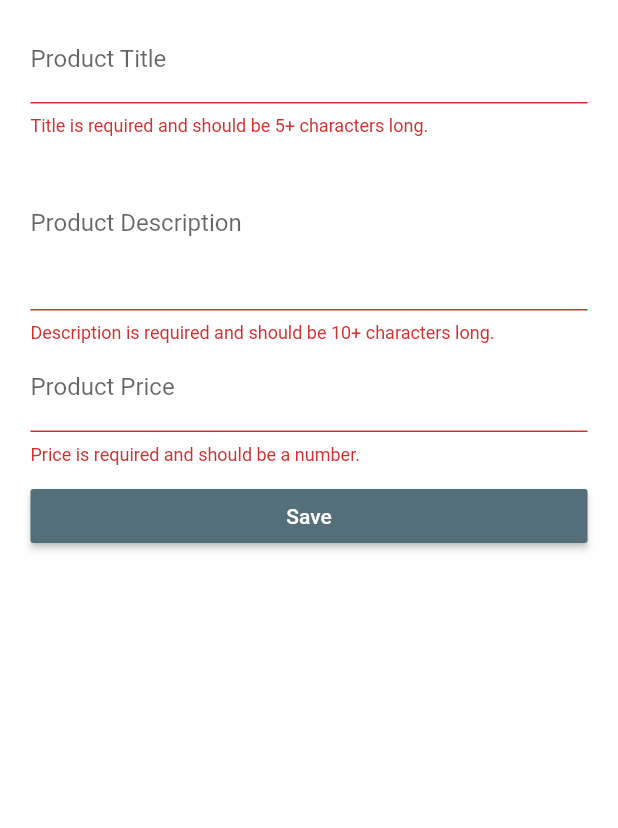
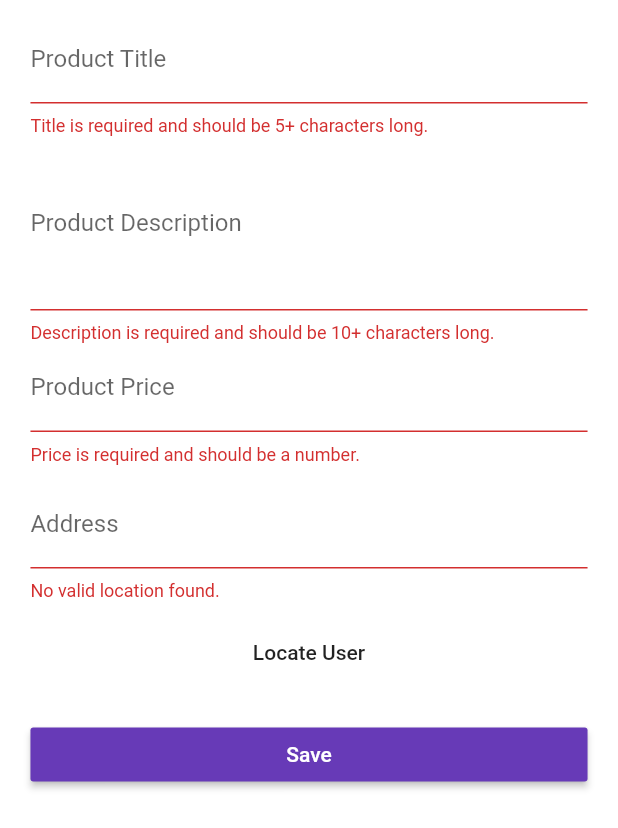
Before and after one commit to Isonomic/ReuralNet, a Flutter app: the ProductEditPage screen opened directly, after a tap on "Save", on a phone screen of 412 x 824 dp. Shown: the top 828 px of the screen. Run offline on Flutter 3.47's test engine with Material 2 defaults, Android fonts, the phone set to English and light mode, and no system bars; our stand-ins replace location, rxdart, shared_preferences; missing offline and left inert: map_view; accounts and stored records are empty; statements that could not run were skipped.

Commit message:
no bugs yet

```diff
--- /dev/null
+++ b/lib/models/location_data.dart
@@ -0,0 +1,7 @@
+class LocationData {
+  final double latitude;
+  final double longitude;
+  final String address;
+
+  LocationData({this.latitude, this.longitude, this.address});
+}
--- a/lib/models/product.dart
+++ b/lib/models/product.dart
@@ -1,4 +1,6 @@
 import 'package:flutter/material.dart';
+
+import './location_data.dart';
 
 class Product {
   final String id;
@@ -9,6 +11,7 @@ class Product {
   final bool isFavorite;
   final String userEmail;
   final String userId;
+  final LocationData location;
 
   Product(
       {@required this.id,
@@ -18,5 +21,6 @@ class Product {
       @required this.image,
       @required this.userEmail,
       @required this.userId,
+      @required this.location,
       this.isFavorite = false});
 }
--- a/lib/pages/product_edit.dart
+++ b/lib/pages/product_edit.dart
@@ -3,8 +3,10 @@ import 'package:flutter/material.dart';
 import 'package:scoped_model/scoped_model.dart';
 
 import '../widgets/helpers/ensure_visible.dart';
+import '../widgets/form_inputs/location.dart';
 import '../models/product.dart';
 import '../scoped-models/main.dart';
+import '../models/location_data.dart';
 
 class ProductEditPage extends StatefulWidget {
   @override
@@ -18,20 +20,34 @@ class _ProductEditPageState extends State<ProductEditPage> {
     'title': null,
     'description': null,
     'price': null,
-    'image': 'assets/food.jpg'
+    'image': 'assets/food.jpg',
+    'location': null
   };
   final GlobalKey<FormState> _formKey = GlobalKey<FormState>();
   final _titleFocusNode = FocusNode();
   final _descriptionFocusNode = FocusNode();
   final _priceFocusNode = FocusNode();
+  final _titleTextController = TextEditingController();
 
   Widget _buildTitleTextField(Product product) {
+    if (product == null && _titleTextController.text.trim() == '') {
+      _titleTextController.text = '';
+    } else if (product != null && _titleTextController.text.trim() == '') {
+      _titleTextController.text = product.title;
+    } else if (product != null && _titleTextController.text.trim() != '') {
+      _titleTextController.text = _titleTextController.text;
+    } else if (product == null && _titleTextController.text.trim() != '') {
+      _titleTextController.text = _titleTextController.text;
+    } else {
+      _titleTextController.text = '';
+    }
     return EnsureVisibleWhenFocused(
       focusNode: _titleFocusNode,
       child: TextFormField(
         focusNode: _titleFocusNode,
         decoration: InputDecoration(labelText: 'Product Title'),
-        initialValue: product == null ? '' : product.title,
+        controller: _titleTextController,
+        // initialValue: product == null ? '' : product.title,
         validator: (String value) {
           // if (value.trim().length <= 0) {
           if (value.isEmpty || value.length < 5) {
@@ -127,6 +143,10 @@ class _ProductEditPageState extends State<ProductEditPage> {
               SizedBox(
                 height: 10.0,
               ),
+              LocationInput(_setLocation, product),
+              SizedBox(
+                height: 10.0,
+              ),
               _buildSubmitButton(),
               // GestureDetector(
               //   onTap: _submitForm,
@@ -143,6 +163,10 @@ class _ProductEditPageState extends State<ProductEditPage> {
     );
   }
 
+  void _setLocation(LocationData locData) {
+    _formData['location'] = locData;
+  }
+
   void _submitForm(
       Function addProduct, Function updateProduct, Function setSelectedProduct,
       [int selectedProductIndex]) {
@@ -151,15 +175,11 @@ class _ProductEditPageState extends State<ProductEditPage> {
     }
     _formKey.currentState.save();
     if (selectedProductIndex == -1) {
-      addProduct(
-        _formData['title'],
-        _formData['description'],
-        _formData['image'],
-        _formData['price'],
-      ).then((bool success) {
+      addProduct(_titleTextController.text, _formData['description'],
+              _formData['image'], _formData['price'], _formData['location'])
+          .then((bool success) {
         if (success) {
-          Navigator
-              .pushReplacementNamed(context, '/products')
+          Navigator.pushReplacementNamed(context, '/products')
               .then((_) => setSelectedProduct(null));
         } else {
           showDialog(
@@ -180,12 +200,12 @@ class _ProductEditPageState extends State<ProductEditPage> {
       });
     } else {
       updateProduct(
-        _formData['title'],
+        _titleTextController.text,
         _formData['description'],
         _formData['image'],
         _formData['price'],
-      ).then((_) => Navigator
-          .pushReplacementNamed(context, '/products')
+        _formData['location'],
+      ).then((_) => Navigator.pushReplacementNamed(context, '/products')
           .then((_) => setSelectedProduct(null)));
     }
   }
--- a/lib/scoped-models/connected_products.dart
+++ b/lib/scoped-models/connected_products.dart
@@ -9,6 +9,7 @@ import 'package:rxdart/subjects.dart';
 import '../models/product.dart';
 import '../models/user.dart';
 import '../models/auth.dart';
+import '../models/location_data.dart';
 
 mixin ConnectedProductsModel on Model {
   List<Product> _products = [];
@@ -55,8 +56,8 @@ mixin ProductsModel on ConnectedProductsModel {
     return _showFavorites;
   }
 
-  Future<bool> addProduct(
-      String title, String description, String image, double price) async {
+  Future<bool> addProduct(String title, String description, String image,
+      double price, LocationData locData) async {
     _isLoading = true;
     notifyListeners();
     final Map<String, dynamic> productData = {
@@ -66,7 +67,10 @@ mixin ProductsModel on ConnectedProductsModel {
           'https://upload.wikimedia.org/wikipedia/commons/6/68/Chocolatebrownie.JPG',
       'price': price,
       'userEmail': _authenticatedUser.email,
-      'userId': _authenticatedUser.id
+      'userId': _authenticatedUser.id,
+      'loc_lat': locData.latitude,
+      'loc_lng': locData.longitude,
+      'loc_address': locData.address
     };
     try {
       final http.Response response = await http.post(
@@ -85,6 +89,7 @@ mixin ProductsModel on ConnectedProductsModel {
           description: description,
           image: image,
           price: price,
+          location: locData,
           userEmail: _authenticatedUser.email,
           userId: _authenticatedUser.id);
       _products.add(newProduct);
@@ -181,6 +186,10 @@ mixin ProductsModel on ConnectedProductsModel {
             description: productData['description'],
             image: productData['image'],
             price: productData['price'],
+            location: LocationData(
+                address: productData['loc_address'],
+                latitude: productData['loc_lat'],
+                longitude: productData['loc_lng']),
             userEmail: productData['userEmail'],
             userId: productData['userId'],
             isFavorite: productData['wishlistUsers'] == null
@@ -234,6 +243,7 @@ mixin ProductsModel on ConnectedProductsModel {
           description: selectedProduct.description,
           price: selectedProduct.price,
           image: selectedProduct.image,
+          location: selectedProduct.location,
           userEmail: selectedProduct.userEmail,
           userId: selectedProduct.userId,
           isFavorite: !newFavoriteStatus);
--- /dev/null
+++ b/lib/widgets/form_inputs/location.dart
@@ -0,0 +1,159 @@
+import 'dart:convert';
+import 'dart:async';
+import 'package:flutter/material.dart';
+
+import 'package:map_view/map_view.dart';
+import 'package:http/http.dart' as http;
+import 'package:location/location.dart' as geoloc;
+
+import '../helpers/ensure_visible.dart';
+import '../../models/location_data.dart';
+import '../../models/product.dart';
+
+class LocationInput extends StatefulWidget {
+  final Function setLocation;
+  final Product product;
+
+  LocationInput(this.setLocation, this.product);
+
+  @override
+  State<StatefulWidget> createState() {
+    return _LocationInputState();
+  }
+}
+
+class _LocationInputState extends State<LocationInput> {
+  Uri _staticMapUri;
+  LocationData _locationData;
+  final FocusNode _addressInputFocusNode = FocusNode();
+  final TextEditingController _addressInputController = TextEditingController();
+
+  @override
+  void initState() {
+    _addressInputFocusNode.addListener(_updateLocation);
+    if (widget.product != null) {
+      _getStaticMap(widget.product.location.address, geocode: false);
+    }
+    super.initState();
+  }
+
+  @override
+  void dispose() {
+    _addressInputFocusNode.removeListener(_updateLocation);
+    super.dispose();
+  }
+
+  void _getStaticMap(String address,
+      {bool geocode = true, double lat, double lng}) async {
+    if (address.isEmpty) {
+      setState(() {
+        _staticMapUri = null;
+      });
+      widget.setLocation(null);
+      return;
+    }
+    if (geocode) {
+      final Uri uri = Uri.https(
+        'maps.googleapis.com',
+        '/maps/api/geocode/json',
+        {'address': address, 'key': 'AIzaSyD5Jh6jMnpSe3I_WdVBIM85CKwWWJvAwg4'},
+      );
+      final http.Response response = await http.get(uri);
+      final decodedResponse = json.decode(response.body);
+      final formattedAddress =
+          decodedResponse['results'][0]['formatted_address'];
+      final coords = decodedResponse['results'][0]['geometry']['location'];
+      _locationData = LocationData(
+          address: formattedAddress,
+          latitude: coords['lat'],
+          longitude: coords['lng']);
+    } else if (lat == null && lng == null) {
+      _locationData = widget.product.location;
+    } else {
+      _locationData =
+          LocationData(address: address, latitude: lat, longitude: lng);
+    }
+    if (mounted) {
+      final StaticMapProvider staticMapViewProvider =
+          StaticMapProvider('AIzaSyD5Jh6jMnpSe3I_WdVBIM85CKwWWJvAwg4');
+      final Uri staticMapUri = staticMapViewProvider.getStaticUriWithMarkers([
+        Marker('position', 'Position', _locationData.latitude,
+            _locationData.longitude)
+      ],
+          center: Location(_locationData.latitude, _locationData.longitude),
+          width: 500,
+          height: 300,
+          maptype: StaticMapViewType.roadmap);
+      widget.setLocation(_locationData);
+
+      setState(() {
+        _addressInputController.text = _locationData.address;
+        _staticMapUri = staticMapUri;
+      });
+    }
+  }
+
+  Future<String> _getAddress(double lat, double lng) async {
+    final uri = Uri.https(
+      'maps.googleapis.com',
+      '/maps/api/geocode/json',
+      {
+        'latlng': '${lat.toString()},${lng.toString()}',
+        'key': 'AIzaSyD5Jh6jMnpSe3I_WdVBIM85CKwWWJvAwg4'
+      },
+    );
+    final http.Response response = await http.get(uri);
+    final decodedResponse = json.decode(response.body);
+    final formattedAddress = decodedResponse['results'][0]['formatted_address'];
+    return formattedAddress;
+  }
+
+  void _getUserLocation() async {
+    final location = geoloc.Location();
+    final currentLocation = await location.getLocation();
+    final address = await _getAddress(
+        currentLocation['latitude'], currentLocation['longitude']);
+    _getStaticMap(address,
+        geocode: false,
+        lat: currentLocation['latitude'],
+        lng: currentLocation['longitude']);
+  }
+
+  void _updateLocation() {
+    if (!_addressInputFocusNode.hasFocus) {
+      _getStaticMap(_addressInputController.text);
+    }
+  }
+
+  @override
+  Widget build(BuildContext context) {
+    return Column(
+      children: <Widget>[
+        EnsureVisibleWhenFocused(
+          focusNode: _addressInputFocusNode,
+          child: TextFormField(
+            focusNode: _addressInputFocusNode,
+            controller: _addressInputController,
+            validator: (String value) {
+              if (_locationData == null || value.isEmpty) {
+                return 'No valid location found.';
+              }
+            },
+            decoration: InputDecoration(labelText: 'Address'),
+          ),
+        ),
+        SizedBox(height: 10.0),
+        FlatButton(
+          child: Text('Locate User'),
+          onPressed: _getUserLocation,
+        ),
+        SizedBox(
+          height: 10.0,
+        ),
+        _staticMapUri == null
+            ? Container()
+            : Image.network(_staticMapUri.toString())
+      ],
+    );
+  }
+}
--- a/pubspec.yaml
+++ b/pubspec.yaml
@@ -26,7 +26,7 @@ dependencies:
   map_view:
     git:
       url: git://github.com/maxschwarzmueller/flutter_google_map_view
-
+  location: ^1.4.1
 dev_dependencies:
   flutter_test:
     sdk: flutter
```
Also changed, not shown: lib/main.dart (+5 -5 lines), lib/pages/product_list.dart (+6 -4 lines).
